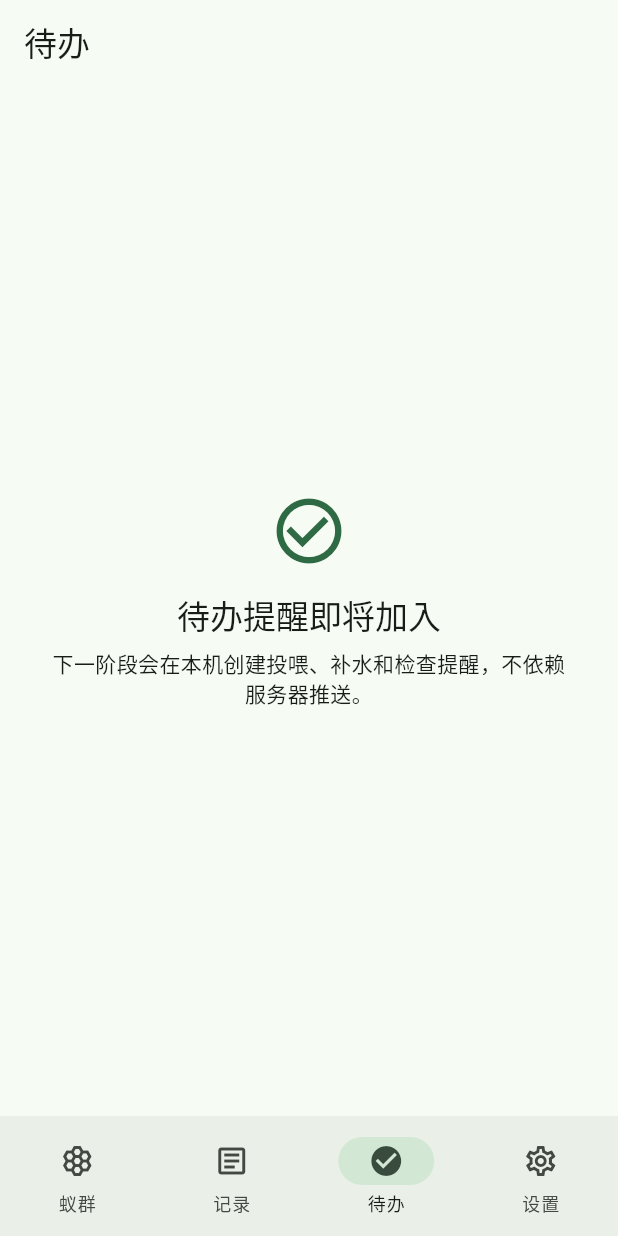
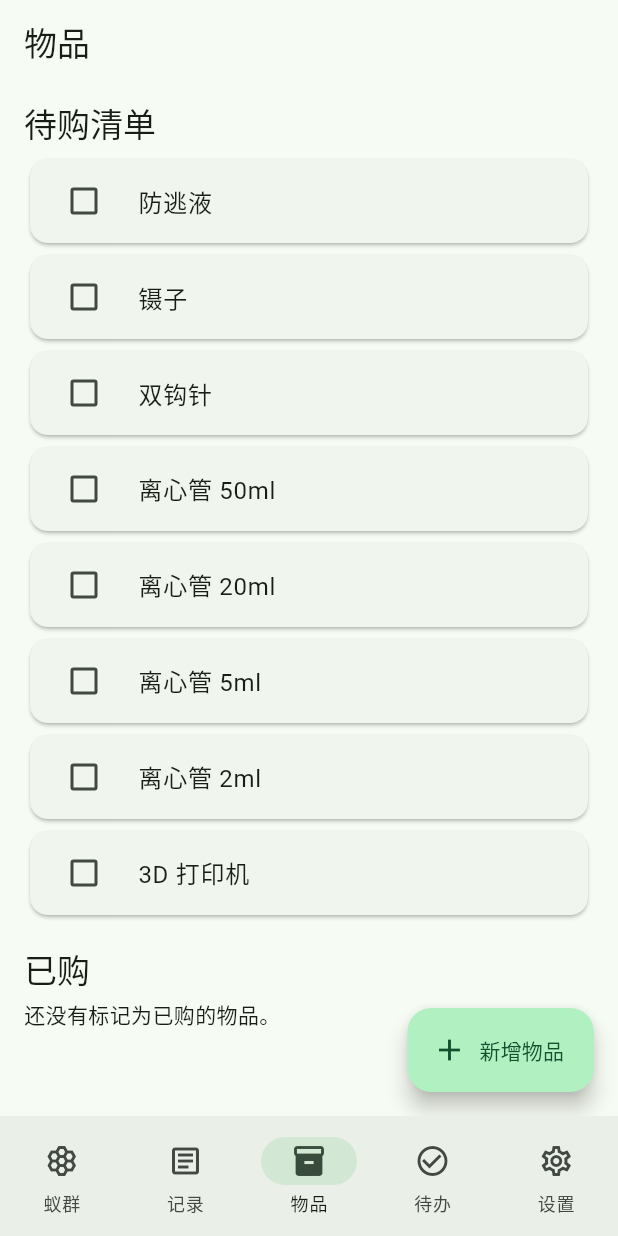
Before and after one commit to PiPiELe/antkeep, a Flutter app: the screen it shows after launch, item 3 of the bottom bar chosen, on a phone screen of 412 x 824 dp. Run offline on Flutter 3.47's test engine with Material 3 defaults, Android fonts, the phone set to English and light mode, and no system bars; our stand-ins replace file_picker, image_picker, sqflite; accounts and stored records are empty.

Commit message:
feat: add local supply checklist

```diff
--- a/lib/data/app_database.dart
+++ b/lib/data/app_database.dart
@@ -28,11 +28,12 @@ class AppDatabase implements AntKeepRepository {
     await directory.create(recursive: true);
     _database = await openDatabase(
       path.join(directory.path, 'antkeep.sqlite'),
-      version: 4,
+      version: 5,
       onConfigure: (database) => database.execute('PRAGMA foreign_keys = ON'),
       onCreate: _createSchema,
       onUpgrade: _upgradeSchema,
     );
+    await _seedInventory();
   }
 
   Database get _db =>
@@ -56,6 +57,7 @@ class AppDatabase implements AntKeepRepository {
       'CREATE INDEX records_by_colony_time ON care_records(colony_id, occurred_at DESC)',
     );
     await _createSettingsTable(database);
+    await _createInventoryTable(database);
   }
 
   static Future<void> _upgradeSchema(
@@ -79,12 +81,19 @@ class AppDatabase implements AntKeepRepository {
         'ALTER TABLE colonies ADD COLUMN target_humidity REAL',
       );
     }
+    if (oldVersion < 5) await _createInventoryTable(database);
   }
 
   static Future<void> _createSettingsTable(DatabaseExecutor executor) =>
       executor.execute('''CREATE TABLE app_settings (
         setting_key TEXT PRIMARY KEY,
         setting_value TEXT NOT NULL
+      )''');
+
+  static Future<void> _createInventoryTable(DatabaseExecutor executor) =>
+      executor.execute('''CREATE TABLE inventory_items (
+        id TEXT PRIMARY KEY, name TEXT NOT NULL UNIQUE,
+        purchased INTEGER NOT NULL DEFAULT 0, created_at TEXT NOT NULL
       )''');
 
   @override
@@ -150,6 +159,48 @@ class AppDatabase implements AntKeepRepository {
     'setting_value': '$enabled',
   }, conflictAlgorithm: ConflictAlgorithm.replace);
 
+  Future<List<InventoryItem>> listInventory() async => (await _db.query(
+    'inventory_items',
+    orderBy: 'purchased ASC, name COLLATE NOCASE ASC',
+  )).map(InventoryItem.fromMap).toList();
+
+  Future<void> saveInventoryItem(InventoryItem item) => _db.insert(
+    'inventory_items',
+    item.toMap(),
+    conflictAlgorithm: ConflictAlgorithm.abort,
+  );
+
+  Future<void> setInventoryPurchased(String id, bool purchased) => _db.update(
+    'inventory_items',
+    {'purchased': purchased ? 1 : 0},
+    where: 'id = ?',
+    whereArgs: [id],
+  );
+
+  Future<void> _seedInventory() async {
+    const items = [
+      '防逃液',
+      '镊子',
+      '双钩针',
+      '离心管 50ml',
+      '离心管 20ml',
+      '离心管 5ml',
+      '离心管 2ml',
+      '3D 打印机',
+    ];
+    final now = DateTime.now().toIso8601String();
+    final batch = _db.batch();
+    for (var index = 0; index < items.length; index++) {
+      batch.insert('inventory_items', {
+        'id': 'default-$index',
+        'name': items[index],
+        'purchased': 0,
+        'created_at': now,
+      }, conflictAlgorithm: ConflictAlgorithm.ignore);
+    }
+    await batch.commit(noResult: true);
+  }
+
   Future<Map<String, dynamic>> snapshot() async => {
     'colonies': await _db.query('colonies'),
     'care_records': await _db.query('care_records'),
--- a/lib/domain/models.dart
+++ b/lib/domain/models.dart
@@ -132,6 +132,34 @@ class CareRecord {
   };
 }
 
+class InventoryItem {
+  const InventoryItem({
+    required this.id,
+    required this.name,
+    required this.purchased,
+    required this.createdAt,
+  });
+
+  final String id;
+  final String name;
+  final bool purchased;
+  final DateTime createdAt;
+
+  factory InventoryItem.fromMap(Map<String, Object?> map) => InventoryItem(
+    id: map['id']! as String,
+    name: map['name']! as String,
+    purchased: (map['purchased'] as int? ?? 0) == 1,
+    createdAt: DateTime.parse(map['created_at']! as String),
+  );
+
+  Map<String, Object?> toMap() => {
+    'id': id,
+    'name': name,
+    'purchased': purchased ? 1 : 0,
+    'created_at': createdAt.toIso8601String(),
+  };
+}
+
 enum CareRecordType {
   feeding('feeding', '投喂'),
   watering('watering', '补水'),
--- a/lib/main.dart
+++ b/lib/main.dart
@@ -131,10 +131,11 @@ class _HomePageState extends State<HomePage> {
 
   @override
   Widget build(BuildContext context) {
-    const titles = ['我的蚁群', '最近记录', '待办', '设置'];
+    const titles = ['我的蚁群', '最近记录', '物品', '待办', '设置'];
     final pages = [
       const ColoniesPage(),
       const RecentRecordsPage(),
+      const InventoryPage(),
       const CarePlanPage(),
       const SettingsPage(),
     ];
@@ -154,6 +155,11 @@ class _HomePageState extends State<HomePage> {
             icon: Icon(Icons.article_outlined),
             selectedIcon: Icon(Icons.article),
             label: '记录',
+          ),
+          NavigationDestination(
+            icon: Icon(Icons.inventory_2_outlined),
+            selectedIcon: Icon(Icons.inventory_2),
+            label: '物品',
           ),
           NavigationDestination(
             icon: Icon(Icons.check_circle_outline),
@@ -1007,6 +1013,114 @@ class _RecentRecordsPageState extends State<RecentRecordsPage> {
   );
 }
 
+class InventoryPage extends StatefulWidget {
+  const InventoryPage({super.key});
+  @override
+  State<InventoryPage> createState() => _InventoryPageState();
+}
+
+class _InventoryPageState extends State<InventoryPage> {
+  late Future<List<InventoryItem>> _items;
+  @override
+  void initState() {
+    super.initState();
+    _reload();
+  }
+
+  void _reload() => _items = AppDatabase.instance.listInventory();
+
+  Future<void> _addItem() async {
+    final controller = TextEditingController();
+    final name = await showDialog<String>(
+      context: context,
+      builder: (context) => AlertDialog(
+        title: const Text('新增物品'),
+        content: TextField(
+          controller: controller,
+          autofocus: true,
+          decoration: const InputDecoration(labelText: '物品名称'),
+        ),
+        actions: [
+          TextButton(
+            onPressed: () => Navigator.pop(context),
+            child: const Text('取消'),
+          ),
+          FilledButton(
+            onPressed: () => Navigator.pop(context, controller.text.trim()),
+            child: const Text('新增'),
+          ),
+        ],
+      ),
+    );
+    controller.dispose();
+    if (name == null || name.isEmpty) return;
+    try {
+      await AppDatabase.instance.saveInventoryItem(
+        InventoryItem(
+          id: const Uuid().v4(),
+          name: name,
+          purchased: false,
+          createdAt: DateTime.now(),
+        ),
+      );
+      if (mounted) setState(_reload);
+    } catch (error) {
+      if (mounted) _showError(context, error);
+    }
+  }
+
+  @override
+  Widget build(BuildContext context) => Scaffold(
+    floatingActionButton: FloatingActionButton.extended(
+      onPressed: _addItem,
+      icon: const Icon(Icons.add),
+      label: const Text('新增物品'),
+    ),
+    body: FutureBuilder<List<InventoryItem>>(
+      future: _items,
+      builder: (context, snapshot) {
+        if (snapshot.connectionState != ConnectionState.done) {
+          return const Center(child: CircularProgressIndicator());
+        }
+        if (snapshot.hasError) {
+          return _ErrorState('读取物品失败：${snapshot.error}');
+        }
+        final items = snapshot.data!;
+        final needed = items.where((item) => !item.purchased).toList();
+        final purchased = items.where((item) => item.purchased).toList();
+        return ListView(
+          padding: const EdgeInsets.fromLTRB(16, 12, 16, 96),
+          children: [
+            Text('待购清单', style: Theme.of(context).textTheme.titleLarge),
+            const SizedBox(height: 6),
+            ...needed.map(_itemTile),
+            const SizedBox(height: 18),
+            Text('已购', style: Theme.of(context).textTheme.titleLarge),
+            const SizedBox(height: 6),
+            if (purchased.isEmpty) const Text('还没有标记为已购的物品。'),
+            ...purchased.map(_itemTile),
+          ],
+        );
+      },
+    ),
+  );
+
+  Widget _itemTile(InventoryItem item) => Card(
+    child: CheckboxListTile(
+      title: Text(item.name),
+      value: item.purchased,
+      controlAffinity: ListTileControlAffinity.leading,
+      onChanged: (value) async {
+        await AppDatabase.instance.setInventoryPurchased(
+          item.id,
+          value ?? false,
+        );
+        if (mounted) setState(_reload);
+      },
+    ),
+  );
+}
+
 class CarePlanPage extends StatelessWidget {
   const CarePlanPage({super.key});
   @override
```
